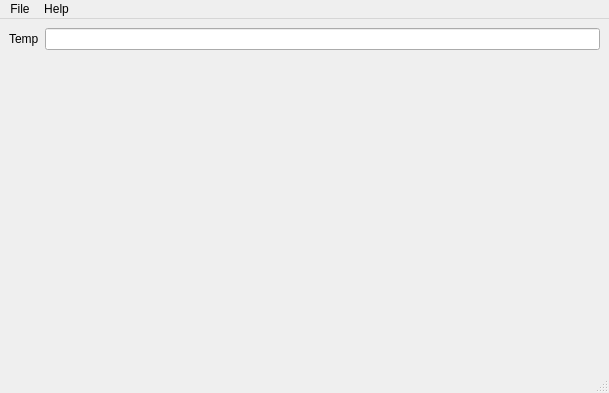
Qt form inc/MainWindow.ui (FRC-836/Camera_Calculator) before a commit.
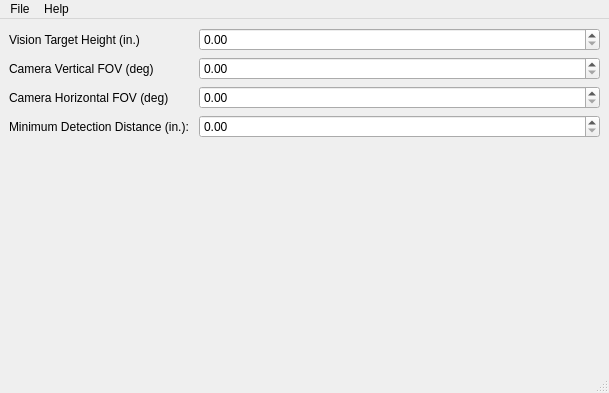
The same form after that commit.

Patch:
```diff
--- a/inc/MainWindow.ui
+++ b/inc/MainWindow.ui
@@ -20,12 +20,42 @@
       <item row="0" column="0">
        <widget class="QLabel" name="lblTemp">
         <property name="text">
-         <string>Temp</string>
+         <string>Vision Target Height (in.)</string>
         </property>
        </widget>
       </item>
       <item row="0" column="1">
-       <widget class="QLineEdit" name="lneTemp"/>
+       <widget class="QDoubleSpinBox" name="dspnVtHeight"/>
+      </item>
+      <item row="1" column="0">
+       <widget class="QLabel" name="lblCameraFovVert">
+        <property name="text">
+         <string>Camera Vertical FOV (deg)</string>
+        </property>
+       </widget>
+      </item>
+      <item row="1" column="1">
+       <widget class="QDoubleSpinBox" name="dspnCameraFovVert"/>
+      </item>
+      <item row="2" column="0">
+       <widget class="QLabel" name="lblCameraFovHor">
+        <property name="text">
+         <string>Camera Horizontal FOV (deg)</string>
+        </property>
+       </widget>
+      </item>
+      <item row="2" column="1">
+       <widget class="QDoubleSpinBox" name="dspnCameraFovHor"/>
+      </item>
+      <item row="3" column="0">
+       <widget class="QLabel" name="lblMinDistance">
+        <property name="text">
+         <string>Minimum Detection Distance (in.): </string>
+        </property>
+       </widget>
+      </item>
+      <item row="3" column="1">
+       <widget class="QDoubleSpinBox" name="dspnMinDistance"/>
       </item>
      </layout>
     </item>
```
Left out of the diff: 2 changed lines with no effect on the pictures.
